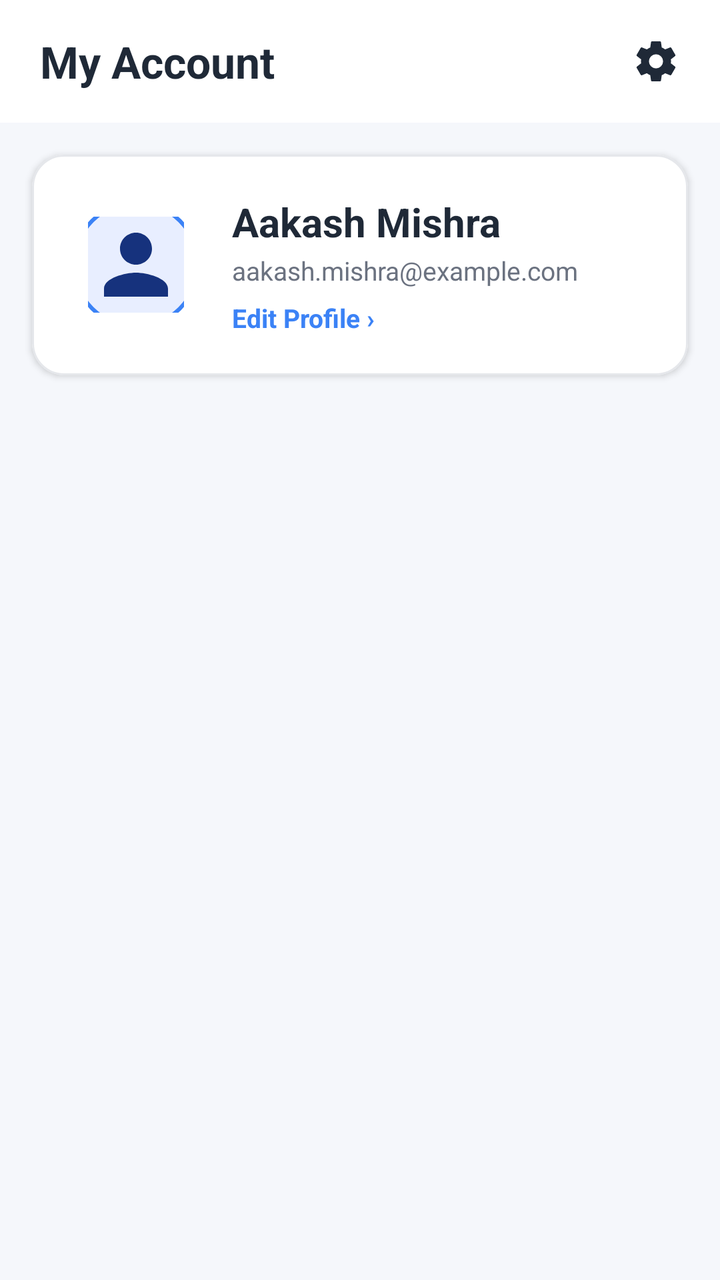
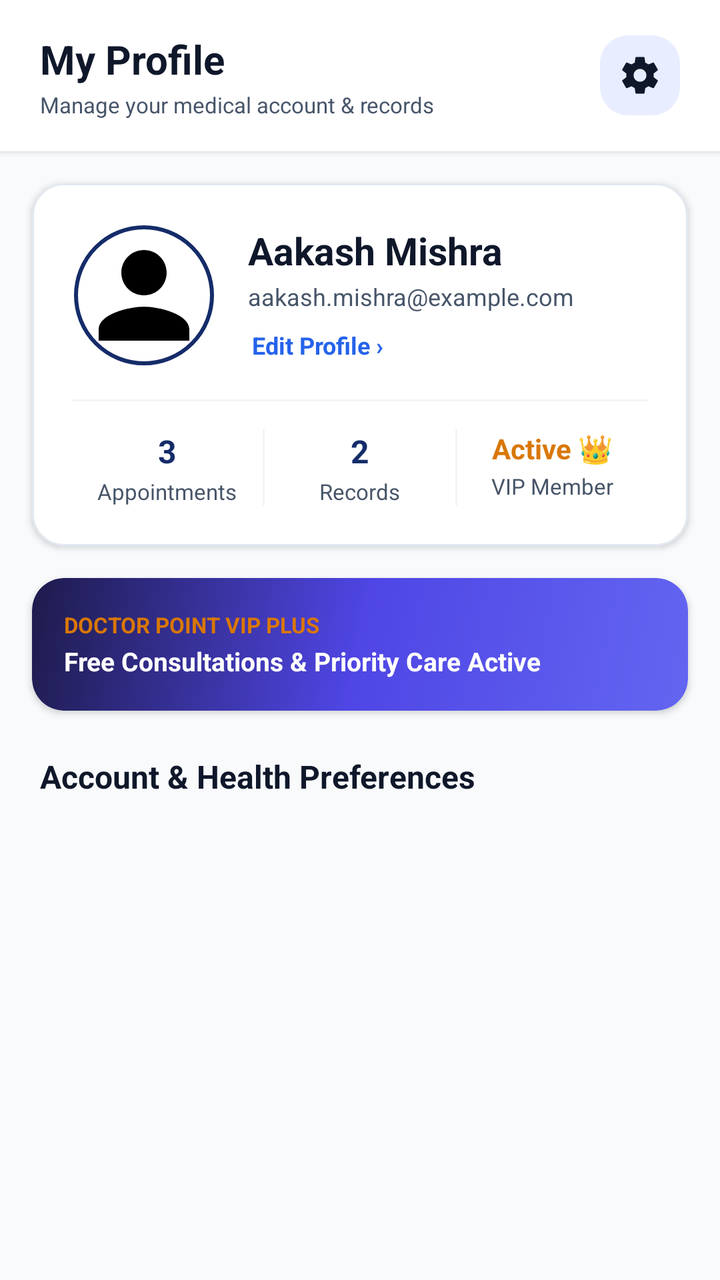

Compare the two renders of this Android layout. The source of the first and the diff that turns it into the second are given below.
<!-- AndroidManifest.xml: application theme Theme.CareWell -->
<!-- res/layout/fragment_profile.xml -->
<?xml version="1.0" encoding="utf-8"?>
<LinearLayout xmlns:android="http://schemas.android.com/apk/res/android"
    xmlns:app="http://schemas.android.com/apk/res-auto"
    android:layout_width="match_parent"
    android:layout_height="match_parent"
    android:background="@color/background_light"
    android:orientation="vertical">

    
    <RelativeLayout
        android:layout_width="match_parent"
        android:layout_height="wrap_content"
        android:background="@color/surface_white"
        android:paddingHorizontal="20dp"
        android:paddingVertical="16dp">

        <TextView
            android:layout_width="wrap_content"
            android:layout_height="wrap_content"
            android:layout_alignParentStart="true"
            android:layout_centerVertical="true"
            android:text="My Account"
            android:textColor="@color/text_primary"
            android:textSize="22sp"
            android:textStyle="bold" />

        <ImageView
            android:id="@+id/iv_settings"
            android:layout_width="24dp"
            android:layout_height="24dp"
            android:layout_alignParentEnd="true"
            android:layout_centerVertical="true"
            android:src="@drawable/ic_settings"
            app:tint="@color/text_primary"
            android:contentDescription="Settings gear icon" />
    </RelativeLayout>

    <ScrollView
        android:layout_width="match_parent"
        android:layout_height="match_parent"
        android:fillViewport="true">

        <LinearLayout
            android:layout_width="match_parent"
            android:layout_height="wrap_content"
            android:orientation="vertical"
            android:paddingBottom="24dp">

            
            <com.google.android.material.card.MaterialCardView
                android:layout_width="match_parent"
                android:layout_height="wrap_content"
                android:layout_marginHorizontal="16dp"
                android:layout_marginTop="16dp"
                app:cardCornerRadius="16dp"
                app:cardElevation="2dp"
                app:strokeColor="@color/card_stroke"
                app:strokeWidth="1dp"
                app:cardBackgroundColor="@color/surface_white">

                <RelativeLayout
                    android:layout_width="match_parent"
                    android:layout_height="wrap_content"
                    android:padding="20dp">

                    <com.google.android.material.imageview.ShapeableImageView
                        android:id="@+id/iv_user_avatar"
                        android:layout_width="64dp"
                        android:layout_height="64dp"
                        android:layout_alignParentStart="true"
                        android:layout_centerVertical="true"
                        android:src="@drawable/ic_user"
                        android:background="@drawable/bg_circle_avatar"
                        android:padding="8dp"
                        app:tint="@color/primary"
                        android:contentDescription="User profile picture" />

                    <LinearLayout
                        android:layout_width="wrap_content"
                        android:layout_height="wrap_content"
                        android:layout_toEndOf="@id/iv_user_avatar"
                        android:layout_centerVertical="true"
                        android:layout_marginStart="16dp"
                        android:orientation="vertical">

                        <TextView
                            android:id="@+id/tv_user_name"
                            android:layout_width="wrap_content"
                            android:layout_height="wrap_content"
                            android:text="Aakash Mishra"
                            android:textColor="@color/text_primary"
                            android:textSize="20sp"
                            android:textStyle="bold" />

                        <TextView
                            android:id="@+id/tv_user_email"
                            android:layout_width="wrap_content"
                            android:layout_height="wrap_content"
                            android:layout_marginTop="2dp"
                            android:text="aakash.mishra@example.com"
                            android:textColor="@color/text_secondary"
                            android:textSize="13sp" />

                        <TextView
                            android:id="@+id/tv_edit_profile"
                            android:layout_width="wrap_content"
                            android:layout_height="wrap_content"
                            android:layout_marginTop="6dp"
                            android:text="Edit Profile ›"
                            android:textColor="@color/secondary"
                            android:textSize="13sp"
                            android:textStyle="bold" />
                    </LinearLayout>

                </RelativeLayout>

            </com.google.android.material.card.MaterialCardView>

            
            <com.google.android.material.card.MaterialCardView
                android:layout_width="match_parent"
                android:layout_height="wrap_content"
                android:layout_marginHorizontal="16dp"
                android:layout_marginTop="16dp"
                app:cardCornerRadius="16dp"
                app:cardElevation="2dp"
                app:strokeColor="@color/card_stroke"
                app:strokeWidth="1dp"
                app:cardBackgroundColor="@color/surface_white">

                <androidx.recyclerview.widget.RecyclerView
                    android:id="@+id/rv_profile_menu"
                    android:layout_width="match_parent"
                    android:layout_height="wrap_content"
                    android:nestedScrollingEnabled="false" />

            </com.google.android.material.card.MaterialCardView>

        </LinearLayout>

    </ScrollView>

</LinearLayout>
<!-- resources referenced by this layout -->
<resources>
  <color name="background_light">#F5F7FB</color>
  <color name="card_stroke">#E5E7EB</color>
  <color name="primary">#16327D</color>
  <color name="secondary">#3B82F6</color>
  <color name="surface_white">#FFFFFF</color>
  <color name="text_primary">#1F2937</color>
  <color name="text_secondary">#6B7280</color>
  <!-- drawable bg_circle_avatar (drawable) -->
  <?xml version="1.0" encoding="utf-8"?>
  <shape xmlns:android="http://schemas.android.com/apk/res/android"
      android:shape="oval">
      <solid android:color="#E8EEFF" />
      <stroke
          android:width="2dp"
          android:color="#3B82F6" />
  </shape>
  <!-- drawable ic_settings (drawable) -->
  <vector xmlns:android="http://schemas.android.com/apk/res/android"
      android:width="24dp"
      android:height="24dp"
      android:viewportWidth="24"
      android:viewportHeight="24">
      <path
          android:fillColor="#FF000000"
          android:pathData="M19.43,12.98c0.04,-0.32 0.07,-0.64 0.07,-0.98s-0.03,-0.66 -0.07,-0.98l2.11,-1.65c0.19,-0.15 0.24,-0.42 0.12,-0.64l-2,-3.46c-0.12,-0.22 -0.39,-0.3 -0.61,-0.22l-2.49,1c-0.52,-0.4 -1.08,-0.73 -1.69,-0.98l-0.38,-2.65C14.46,2.18 14.25,2 14,2h-4c-0.25,0 -0.46,0.18 -0.49,0.42l-0.38,2.65c-0.61,0.25 -1.17,0.59 -1.69,0.98l-2.49,-1c-0.23,-0.09 -0.49,0 -0.61,0.22l-2,3.46c-0.13,0.22 -0.07,0.49 0.12,0.64l2.11,1.65c-0.04,0.32 -0.07,0.65 -0.07,0.98s0.03,0.66 0.07,0.98l-2.11,1.65c-0.19,0.15 -0.24,0.42 -0.12,0.64l2,3.46c0.12,0.22 0.39,0.3 0.61,0.22l2.49,-1c0.52,0.4 1.08,0.73 1.69,0.98l0.38,2.65c0.03,0.24 0.24,0.42 0.49,0.42h4c0.25,0 0.46,-0.18 0.49,-0.42l0.38,-2.65c0.61,-0.25 1.17,-0.59 1.69,-0.98l2.49,1c0.23,0.09 0.49,0 0.61,-0.22l2,-3.46c0.12,-0.22 0.07,-0.49 -0.12,-0.64l-2.11,-1.65zM12,15.5c-1.93,0 -3.5,-1.57 -3.5,-3.5s1.57,-3.5 3.5,-3.5 3.5,1.57 3.5,3.5 -1.57,3.5 -3.5,3.5z"/>
  </vector>
  <!-- drawable ic_user (drawable) -->
  <vector xmlns:android="http://schemas.android.com/apk/res/android"
      android:width="24dp"
      android:height="24dp"
      android:viewportWidth="24"
      android:viewportHeight="24">
      <path
          android:fillColor="#FF000000"
          android:pathData="M12,12c2.21,0 4,-1.79 4,-4s-1.79,-4 -4,-4 -4,1.79 -4,4 1.79,4 4,4zm0,2c-2.67,0 -8,1.34 -8,4v2h16v-2c0,-2.66 -5.33,-4 -8,-4z"/>
  </vector>
  <style name="Theme.CareWell" parent="Base.Theme.CareWell" />
  <style name="Base.Theme.CareWell" parent="Theme.Material3.Light.NoActionBar">
          <item name="colorPrimary">@color/primary</item>
          <item name="colorPrimaryVariant">@color/primary_dark</item>
          <item name="colorOnPrimary">@color/white</item>
          <item name="colorSecondary">@color/secondary</item>
          <item name="colorSecondaryVariant">@color/secondary</item>
          <item name="colorOnSecondary">@color/white</item>
          <item name="android:statusBarColor">@color/white</item>
          <item name="android:windowLightStatusBar">true</item>
          <item name="android:windowBackground">@color/background_light</item>
      </style>
  <color name="primary_dark">#0F2359</color>
  <color name="white">#FFFFFF</color>
</resources>

<!-- the commit's change to res/layout/fragment_profile.xml (unified diff, before → after) -->
@@ -7,33 +7,68 @@
     android:orientation="vertical">
 
     
-    <RelativeLayout
+    <com.google.android.material.card.MaterialCardView
         android:layout_width="match_parent"
         android:layout_height="wrap_content"
-        android:background="@color/surface_white"
-        android:paddingHorizontal="20dp"
-        android:paddingVertical="16dp">
-
-        <TextView
-            android:layout_width="wrap_content"
+        app:cardBackgroundColor="@color/surface_white"
+        app:cardCornerRadius="0dp"
+        app:cardElevation="2dp"
+        app:strokeWidth="0dp">
+
+        <RelativeLayout
+            android:layout_width="match_parent"
             android:layout_height="wrap_content"
-            android:layout_alignParentStart="true"
-            android:layout_centerVertical="true"
-            android:text="My Account"
-            android:textColor="@color/text_primary"
-            android:textSize="22sp"
-            android:textStyle="bold" />
-
-        <ImageView
-            android:id="@+id/iv_settings"
-            android:layout_width="24dp"
-            android:layout_height="24dp"
-            android:layout_alignParentEnd="true"
-            android:layout_centerVertical="true"
-            android:src="@drawable/ic_settings"
-            app:tint="@color/text_primary"
-            android:contentDescription="Settings gear icon" />
-    </RelativeLayout>
+            android:paddingHorizontal="20dp"
+            android:paddingTop="16dp"
+            android:paddingBottom="16dp">
+
+            <LinearLayout
+                android:layout_width="wrap_content"
+                android:layout_height="wrap_content"
+                android:layout_alignParentStart="true"
+                android:layout_centerVertical="true"
+                android:orientation="vertical">
+
+                <TextView
+                    android:layout_width="wrap_content"
+                    android:layout_height="wrap_content"
+                    android:text="My Profile"
+                    android:textColor="@color/text_primary"
+                    android:textSize="20sp"
+                    android:textStyle="bold" />
+
+                <TextView
+                    android:layout_width="wrap_content"
+                    android:layout_height="wrap_content"
+                    android:layout_marginTop="2dp"
+                    android:text="Manage your medical account &amp; records"
+                    android:textColor="@color/text_secondary"
+                    android:textSize="11sp" />
+            </LinearLayout>
+
+            <FrameLayout
+                android:id="@+id/fl_settings"
+                android:layout_width="40dp"
+                android:layout_height="40dp"
+                android:layout_alignParentEnd="true"
+                android:layout_centerVertical="true"
+                android:background="@drawable/bg_squircle_icon"
+                android:clickable="true"
+                android:focusable="true">
+
+                <ImageView
+                    android:id="@+id/iv_settings"
+                    android:layout_width="22dp"
+                    android:layout_height="22dp"
+                    android:layout_gravity="center"
+                    android:contentDescription="Settings gear icon"
+                    android:src="@drawable/ic_settings"
+                    app:tint="@color/text_primary" />
+            </FrameLayout>
+
+        </RelativeLayout>
+
+    </com.google.android.material.card.MaterialCardView>
 
     <ScrollView
         android:layout_width="match_parent"
@@ -44,7 +79,188 @@
             android:layout_width="match_parent"
             android:layout_height="wrap_content"
             android:orientation="vertical"
-            android:paddingBottom="24dp">
+            android:paddingBottom="32dp">
+
+            
+            <com.google.android.material.card.MaterialCardView
+                android:layout_width="match_parent"
+                android:layout_height="wrap_content"
+                android:layout_marginHorizontal="16dp"
+                android:layout_marginTop="16dp"
+                app:cardBackgroundColor="@color/surface_white"
+                app:cardCornerRadius="16dp"
+                app:cardElevation="2dp"
+                app:strokeColor="@color/card_stroke"
+                app:strokeWidth="1dp">
+
+                <LinearLayout
+                    android:layout_width="match_parent"
+                    android:layout_height="wrap_content"
+                    android:orientation="vertical"
+                    android:padding="20dp">
+
+                    <RelativeLayout
+                        android:layout_width="match_parent"
+                        android:layout_height="wrap_content">
+
+                        <com.google.android.material.imageview.ShapeableImageView
+                            android:id="@+id/iv_user_avatar"
+                            android:layout_width="72dp"
+                            android:layout_height="72dp"
+                            android:layout_alignParentStart="true"
+                            android:layout_centerVertical="true"
+                            android:contentDescription="User profile picture"
+                            android:padding="2dp"
+                            android:scaleType="centerCrop"
+                            android:src="@drawable/ic_user"
+                            app:shapeAppearanceOverlay="@style/ShapeAppearanceOverlay.App.Circle"
+                            app:strokeColor="@color/primary"
+                            app:strokeWidth="2dp" />
+
+                        <LinearLayout
+                            android:layout_width="wrap_content"
+                            android:layout_height="wrap_content"
+                            android:layout_centerVertical="true"
+                            android:layout_marginStart="16dp"
+                            android:layout_toEndOf="@id/iv_user_avatar"
+                            android:orientation="vertical">
+
+                            <TextView
+                                android:id="@+id/tv_user_name"
+                                android:layout_width="wrap_content"
+                                android:layout_height="wrap_content"
+                                android:text="Aakash Mishra"
+                                android:textColor="@color/text_primary"
+                                android:textSize="19sp"
+                                android:textStyle="bold" />
+
+                            <TextView
+                                android:id="@+id/tv_user_email"
+                                android:layout_width="wrap_content"
+                                android:layout_height="wrap_content"
+                                android:layout_marginTop="2dp"
+                                android:text="aakash.mishra@example.com"
+                                android:textColor="@color/text_secondary"
+                                android:textSize="12sp" />
+
+                            <TextView
+                                android:id="@+id/tv_edit_profile"
+                                android:layout_width="wrap_content"
+                                android:layout_height="wrap_content"
+                                android:layout_marginTop="6dp"
+                                android:background="?attr/selectableItemBackgroundBorderless"
+                                android:clickable="true"
+                                android:focusable="true"
+                                android:padding="2dp"
+                                android:text="Edit Profile ›"
+                                android:textColor="@color/secondary"
+                                android:textSize="12sp"
+                                android:textStyle="bold" />
+                        </LinearLayout>
+
+                    </RelativeLayout>
+
+                    
+                    <View
+                        android:layout_width="match_parent"
+                        android:layout_height="1dp"
+                        android:layout_marginTop="16dp"
+                        android:layout_marginBottom="14dp"
+                        android:background="@color/divider" />
+
+                    
+                    <LinearLayout
+                        android:layout_width="match_parent"
+                        android:layout_height="wrap_content"
+                        android:orientation="horizontal">
+
+                        <LinearLayout
+                            android:layout_width="0dp"
+                            android:layout_height="wrap_content"
+                            android:layout_weight="1"
+                            android:gravity="center"
+                            android:orientation="vertical">
+
+                            <TextView
+                                android:layout_width="wrap_content"
+                                android:layout_height="wrap_content"
+                                android:text="3"
+                                android:textColor="@color/primary"
+                                android:textSize="16sp"
+                                android:textStyle="bold" />
+
+                            <TextView
+                                android:layout_width="wrap_content"
+                                android:layout_height="wrap_content"
+                                android:layout_marginTop="2dp"
+                                android:text="Appointments"
+                                android:textColor="@color/text_secondary"
+                                android:textSize="11sp" />
+                        </LinearLayout>
+
+                        <View
+                            android:layout_width="1dp"
+                            android:layout_height="match_parent"
+                            android:background="@color/divider" />
+
+                        <LinearLayout
+                            android:layout_width="0dp"
+                            android:layout_height="wrap_content"
+                            android:layout_weight="1"
+                            android:gravity="center"
+                            android:orientation="vertical">
+
+                            <TextView
+                                android:layout_width="wrap_content"
+                                android:layout_height="wrap_content"
+                                android:text="2"
+                                android:textColor="@color/primary"
+                                android:textSize="16sp"
+                                android:textStyle="bold" />
+
+                            <TextView
+                                android:layout_width="wrap_content"
+                                android:layout_height="wrap_content"
+                                android:layout_marginTop="2dp"
+                                android:text="Records"
+                                android:textColor="@color/text_secondary"
+                                android:textSize="11sp" />
+                        </LinearLayout>
+
+                        <View
+                            android:layout_width="1dp"
+                            android:layout_height="match_parent"
+                            android:background="@color/divider" />
+
+                        <LinearLayout
+                            android:layout_width="0dp"
+                            android:layout_height="wrap_content"
+                            android:layout_weight="1"
+                            android:gravity="center"
+                            android:orientation="vertical">
+
+                            <TextView
+                                android:layout_width="wrap_content"
+                                android:layout_height="wrap_content"
+                                android:text="Active 👑"
+                                android:textColor="#D97706"
+                                android:textSize="14sp"
+                                android:textStyle="bold" />
+
+                            <TextView
+                                android:layout_width="wrap_content"
+                                android:layout_height="wrap_content"
+                                android:layout_marginTop="2dp"
+                                android:text="VIP Member"
+                                android:textColor="@color/text_secondary"
+                                android:textSize="11sp" />
+                        </LinearLayout>
+
+                    </LinearLayout>
+
+                </LinearLayout>
+
+            </com.google.android.material.card.MaterialCardView>
 
             
             <com.google.android.material.card.MaterialCardView
@@ -54,60 +270,34 @@
                 android:layout_marginTop="16dp"
                 app:cardCornerRadius="16dp"
                 app:cardElevation="2dp"
-                app:strokeColor="@color/card_stroke"
-                app:strokeWidth="1dp"
-                app:cardBackgroundColor="@color/surface_white">
+                app:strokeWidth="0dp">
 
                 <RelativeLayout
                     android:layout_width="match_parent"
                     android:layout_height="wrap_content"
-                    android:padding="20dp">
-
-                    <com.google.android.material.imageview.ShapeableImageView
-                        android:id="@+id/iv_user_avatar"
-                        android:layout_width="64dp"
-                        android:layout_height="64dp"
-                        android:layout_alignParentStart="true"
-                        android:layout_centerVertical="true"
-                        android:src="@drawable/ic_user"
-                        android:background="@drawable/bg_circle_avatar"
-                        android:padding="8dp"
-                        app:tint="@color/primary"
-                        android:contentDescription="User profile picture" />
+                    android:background="@drawable/bg_membership_gradient"
+                    android:padding="16dp">
 
                     <LinearLayout
                         android:layout_width="wrap_content"
                         android:layout_height="wrap_content"
-                        android:layout_toEndOf="@id/iv_user_avatar"
-                        android:layout_centerVertical="true"
-                        android:layout_marginStart="16dp"
+                        android:layout_alignParentStart="true"
                         android:orientation="vertical">
 
                         <TextView
-                            android:id="@+id/tv_user_name"
                             android:layout_width="wrap_content"
                             android:layout_height="wrap_content"
-                            android:text="Aakash Mishra"
-                            android:textColor="@color/text_primary"
-                            android:textSize="20sp"
+                            android:text="DOCTOR POINT VIP PLUS"
+                            android:textColor="@color/warning_yellow"
+                            android:textSize="11sp"
                             android:textStyle="bold" />
 
                         <TextView
-                            android:id="@+id/tv_user_email"
                             android:layout_width="wrap_content"
                             android:layout_height="wrap_content"
                             android:layout_marginTop="2dp"
-                            android:text="aakash.mishra@example.com"
-                            android:textColor="@color/text_secondary"
-                            android:textSize="13sp" />
-
-                        <TextView
-                            android:id="@+id/tv_edit_profile"
-                            android:layout_width="wrap_content"
-                            android:layout_height="wrap_content"
-                            android:layout_marginTop="6dp"
-                            android:text="Edit Profile ›"
-                            android:textColor="@color/secondary"
+                            android:text="Free Consultations &amp; Priority Care Active"
+                            android:textColor="@color/white"
                             android:textSize="13sp"
                             android:textStyle="bold" />
                     </LinearLayout>
@@ -117,16 +307,27 @@
             </com.google.android.material.card.MaterialCardView>
 
             
+            <TextView
+                android:layout_width="wrap_content"
+                android:layout_height="wrap_content"
+                android:layout_marginHorizontal="20dp"
+                android:layout_marginTop="22dp"
+                android:text="Account &amp; Health Preferences"
+                android:textColor="@color/text_primary"
+                android:textSize="16sp"
+                android:textStyle="bold" />
+
+            
             <com.google.android.material.card.MaterialCardView
                 android:layout_width="match_parent"
                 android:layout_height="wrap_content"
                 android:layout_marginHorizontal="16dp"
-                android:layout_marginTop="16dp"
+                android:layout_marginTop="10dp"
+                app:cardBackgroundColor="@color/surface_white"
                 app:cardCornerRadius="16dp"
                 app:cardElevation="2dp"
                 app:strokeColor="@color/card_stroke"
-                app:strokeWidth="1dp"
-                app:cardBackgroundColor="@color/surface_white">
+                app:strokeWidth="1dp">
 
                 <androidx.recyclerview.widget.RecyclerView
                     android:id="@+id/rv_profile_menu"
<!-- resource entries referenced after the edit -->
@@ -1,21 +1,14 @@
 <!-- resources referenced by this layout -->
 <resources>
-  <color name="background_light">#F5F7FB</color>
-  <color name="card_stroke">#E5E7EB</color>
-  <color name="primary">#16327D</color>
-  <color name="secondary">#3B82F6</color>
+  <color name="background_light">#F8FAFC</color>
+  <color name="card_stroke">#E2E8F0</color>
+  <color name="divider">#F1F5F9</color>
+  <color name="primary">#152C69</color>
+  <color name="secondary">#2563EB</color>
   <color name="surface_white">#FFFFFF</color>
-  <color name="text_primary">#1F2937</color>
-  <color name="text_secondary">#6B7280</color>
-  <!-- drawable bg_circle_avatar (drawable) -->
-  <?xml version="1.0" encoding="utf-8"?>
-  <shape xmlns:android="http://schemas.android.com/apk/res/android"
-      android:shape="oval">
-      <solid android:color="#E8EEFF" />
-      <stroke
-          android:width="2dp"
-          android:color="#3B82F6" />
-  </shape>
+  <color name="text_primary">#0F172A</color>
+  <color name="text_secondary">#475569</color>
+  <color name="warning_yellow">#D97706</color>
   <!-- drawable ic_settings (drawable) -->
   <vector xmlns:android="http://schemas.android.com/apk/res/android"
       android:width="24dp"
@@ -36,6 +29,9 @@
           android:fillColor="#FF000000"
           android:pathData="M12,12c2.21,0 4,-1.79 4,-4s-1.79,-4 -4,-4 -4,1.79 -4,4 1.79,4 4,4zm0,2c-2.67,0 -8,1.34 -8,4v2h16v-2c0,-2.66 -5.33,-4 -8,-4z"/>
   </vector>
+  <style name="ShapeAppearanceOverlay.App.Circle" parent="">
+          <item name="cornerSize">50%</item>
+      </style>
   <style name="Theme.CareWell" parent="Base.Theme.CareWell" />
   <style name="Base.Theme.CareWell" parent="Theme.Material3.Light.NoActionBar">
           <item name="colorPrimary">@color/primary</item>
@@ -47,8 +43,32 @@
           <item name="android:statusBarColor">@color/white</item>
           <item name="android:windowLightStatusBar">true</item>
           <item name="android:windowBackground">@color/background_light</item>
+          <item name="colorSecondaryContainer">@color/primary_light</item>
+          <item name="colorOnSecondaryContainer">@color/primary</item>
+          <item name="android:navigationBarColor">@color/white</item>
+          <item name="android:windowLightNavigationBar" tools:targetApi="o_mr1">true</item>
       </style>
-  <color name="primary_dark">#0F2359</color>
+  <color name="primary_dark">#0D1D47</color>
+  <color name="primary_light">#EBF1FF</color>
   <color name="white">#FFFFFF</color>
+  <!-- drawable bg_membership_gradient (drawable) -->
+  <?xml version="1.0" encoding="utf-8"?>
+  <shape xmlns:android="http://schemas.android.com/apk/res/android"
+      android:shape="rectangle">
+      <gradient
+          android:angle="135"
+          android:startColor="#6366F1"
+          android:centerColor="#4F46E5"
+          android:endColor="#1E1B4B"
+          android:type="linear" />
+      <corners android:radius="16dp" />
+  </shape>
+  <!-- drawable bg_squircle_icon (drawable) -->
+  <?xml version="1.0" encoding="utf-8"?>
+  <shape xmlns:android="http://schemas.android.com/apk/res/android"
+      android:shape="rectangle">
+      <solid android:color="#E8EEFF" />
+      <corners android:radius="14dp" />
+  </shape>
 </resources>
 
